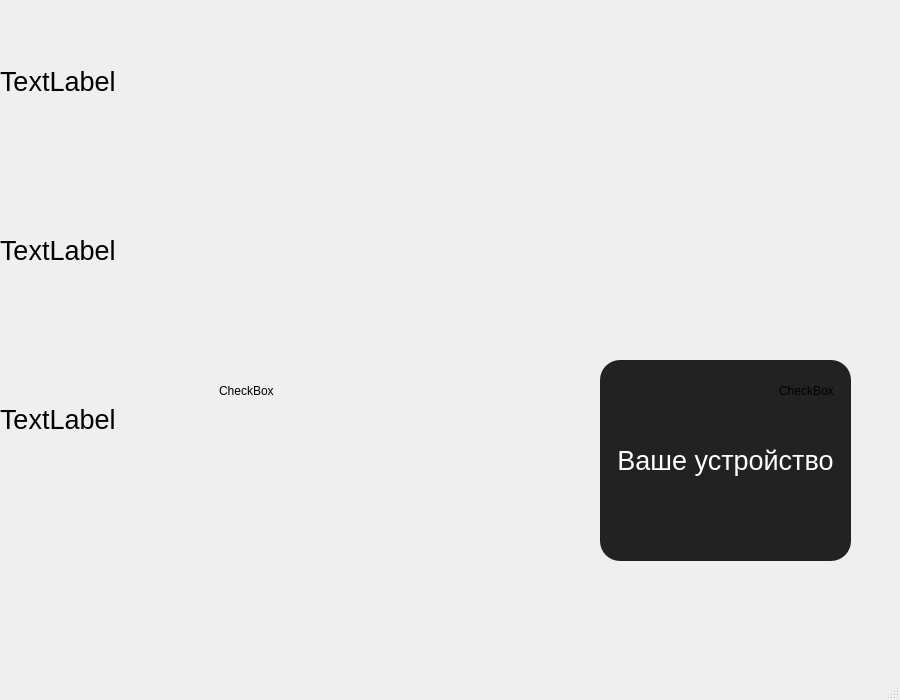
The window that voicehomemainwindow.ui (egorarestovich/VoiceHome) describes before a commit, drawn with Qt 5.
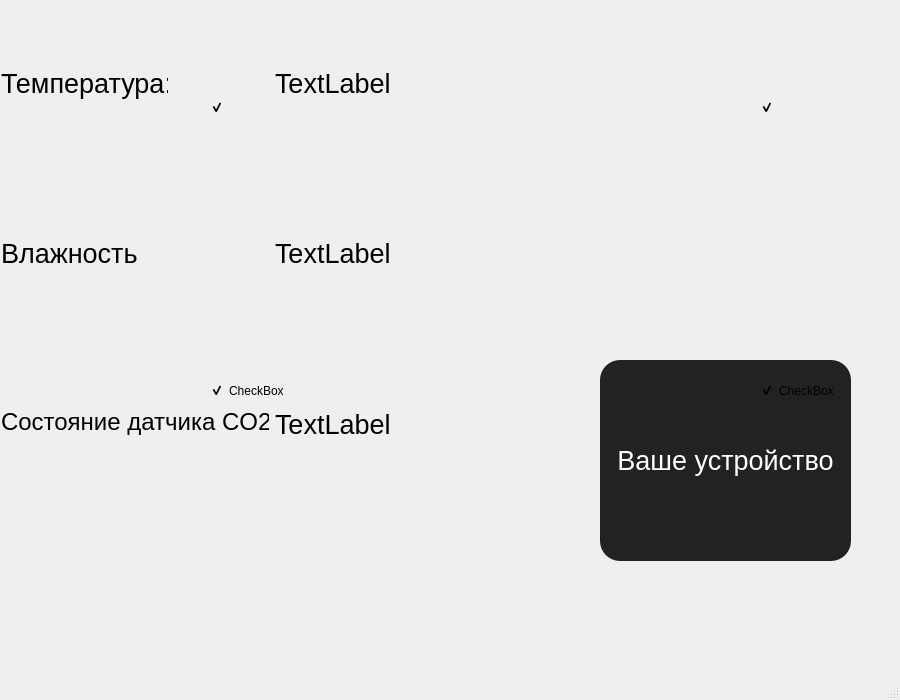
The same window after the commit. Icons and pictures are not drawn.

```diff
--- a/voicehomemainwindow.ui
+++ b/voicehomemainwindow.ui
@@ -84,77 +84,13 @@
      </size>
     </property>
    </widget>
-   <widget class="QWidget" name="verticalLayoutWidget">
-    <property name="geometry">
-     <rect>
-      <x>0</x>
-      <y>0</y>
-      <width>901</width>
-      <height>501</height>
-     </rect>
-    </property>
-    <layout class="QVBoxLayout" name="HomeLayout">
-     <item>
-      <widget class="QLabel" name="temp">
-       <property name="font">
-        <font>
-         <pointsize>20</pointsize>
-        </font>
-       </property>
-       <property name="text">
-        <string>TextLabel</string>
-       </property>
-      </widget>
-     </item>
-     <item>
-      <widget class="QLabel" name="vlazh">
-       <property name="font">
-        <font>
-         <pointsize>20</pointsize>
-        </font>
-       </property>
-       <property name="text">
-        <string>TextLabel</string>
-       </property>
-      </widget>
-     </item>
-     <item>
-      <widget class="QLabel" name="co2">
-       <property name="font">
-        <font>
-         <pointsize>20</pointsize>
-        </font>
-       </property>
-       <property name="text">
-        <string>TextLabel</string>
-       </property>
-      </widget>
-     </item>
-    </layout>
-    <zorder>temp</zorder>
-    <zorder>co2</zorder>
-    <zorder>vlazh</zorder>
-   </widget>
-   <widget class="QLabel" name="SvetLabel">
-    <property name="geometry">
-     <rect>
-      <x>40</x>
-      <y>80</y>
-      <width>251</width>
-      <height>201</height>
-     </rect>
-    </property>
-    <property name="text">
-     <string/>
-    </property>
-    <property name="pixmap">
-     <pixmap resource="images.qrc">:/images/IconSvet.png</pixmap>
-    </property>
-   </widget>
    <widget class="QCheckBox" name="CheckBoxSvet">
+    <property name="enabled">
+     <bool>true</bool>
+    </property>
     <property name="geometry">
      <rect>
-      <x>200</x>
+      <x>210</x>
       <y>90</y>
       <width>81</width>
       <height>35</height>
@@ -182,7 +118,7 @@
      </size>
     </property>
     <property name="checked">
-     <bool>false</bool>
+     <bool>true</bool>
     </property>
    </widget>
    <widget class="QLabel" name="FanLabel">
@@ -236,13 +172,13 @@
      </size>
     </property>
     <property name="checked">
-     <bool>false</bool>
+     <bool>true</bool>
     </property>
    </widget>
    <widget class="QLabel" name="ChainikLabel">
     <property name="geometry">
      <rect>
-      <x>40</x>
+      <x>50</x>
       <y>360</y>
       <width>251</width>
       <height>201</height>
@@ -258,7 +194,7 @@
    <widget class="QCheckBox" name="CheckBoxChainik">
     <property name="geometry">
      <rect>
-      <x>200</x>
+      <x>210</x>
       <y>370</y>
       <width>81</width>
       <height>41</height>
@@ -279,6 +215,9 @@
     <property name="text">
      <string>CheckBox</string>
     </property>
+    <property name="checked">
+     <bool>true</bool>
+    </property>
    </widget>
    <widget class="QPushButton" name="UserCommandButton">
     <property name="geometry">
@@ -327,6 +266,9 @@
     <property name="text">
      <string>CheckBox</string>
     </property>
+    <property name="checked">
+     <bool>true</bool>
+    </property>
    </widget>
    <widget class="QPushButton" name="SettingsButton">
     <property name="geometry">
@@ -354,6 +296,136 @@
      </size>
     </property>
    </widget>
+   <widget class="QLabel" name="SvetLabel">
+    <property name="geometry">
+     <rect>
+      <x>50</x>
+      <y>80</y>
+      <width>251</width>
+      <height>200</height>
+     </rect>
+    </property>
+    <property name="text">
+     <string/>
+    </property>
+    <property name="pixmap">
+     <pixmap resource="images.qrc">:/images/IconSvet.png</pixmap>
+    </property>
+   </widget>
+   <widget class="QLabel" name="vlazh">
+    <property name="geometry">
+     <rect>
+      <x>275</x>
+      <y>235</y>
+      <width>241</width>
+      <height>36</height>
+     </rect>
+    </property>
+    <property name="font">
+     <font>
+      <pointsize>20</pointsize>
+     </font>
+    </property>
+    <property name="text">
+     <string>TextLabel</string>
+    </property>
+   </widget>
+   <widget class="QLabel" name="temp">
+    <property name="geometry">
+     <rect>
+      <x>275</x>
+      <y>65</y>
+      <width>221</width>
+      <height>36</height>
+     </rect>
+    </property>
+    <property name="font">
+     <font>
+      <pointsize>20</pointsize>
+     </font>
+    </property>
+    <property name="text">
+     <string>TextLabel</string>
+    </property>
+   </widget>
+   <widget class="QLabel" name="co2text">
+    <property name="geometry">
+     <rect>
+      <x>1</x>
+      <y>406</y>
+      <width>268</width>
+      <height>32</height>
+     </rect>
+    </property>
+    <property name="font">
+     <font>
+      <pointsize>18</pointsize>
+     </font>
+    </property>
+    <property name="text">
+     <string>Состояние датчика CO2:</string>
+    </property>
+   </widget>
+   <widget class="QLabel" name="temptext">
+    <property name="geometry">
+     <rect>
+      <x>1</x>
+      <y>65</y>
+      <width>167</width>
+      <height>36</height>
+     </rect>
+    </property>
+    <property name="font">
+     <font>
+      <pointsize>20</pointsize>
+     </font>
+    </property>
+    <property name="text">
+     <string>Температура:</string>
+    </property>
+   </widget>
+   <widget class="QLabel" name="vltext">
+    <property name="geometry">
+     <rect>
+      <x>1</x>
+      <y>235</y>
+      <width>138</width>
+      <height>36</height>
+     </rect>
+    </property>
+    <property name="font">
+     <font>
+      <pointsize>20</pointsize>
+     </font>
+    </property>
+    <property name="text">
+     <string>Влажность:</string>
+    </property>
+   </widget>
+   <widget class="QLabel" name="co2">
+    <property name="geometry">
+     <rect>
+      <x>275</x>
+      <y>406</y>
+      <width>271</width>
+      <height>36</height>
+     </rect>
+    </property>
+    <property name="font">
+     <font>
+      <pointsize>20</pointsize>
+     </font>
+    </property>
+    <property name="text">
+     <string>TextLabel</string>
+    </property>
+   </widget>
+   <zorder>vlazh</zorder>
+   <zorder>temp</zorder>
+   <zorder>co2text</zorder>
+   <zorder>temptext</zorder>
+   <zorder>vltext</zorder>
+   <zorder>co2</zorder>
    <zorder>HomeButton</zorder>
    <zorder>CommandsButton</zorder>
    <zorder>verticalLayoutWidget</zorder>
```
Left out of the diff: 18 changed lines with no effect on the pictures.
